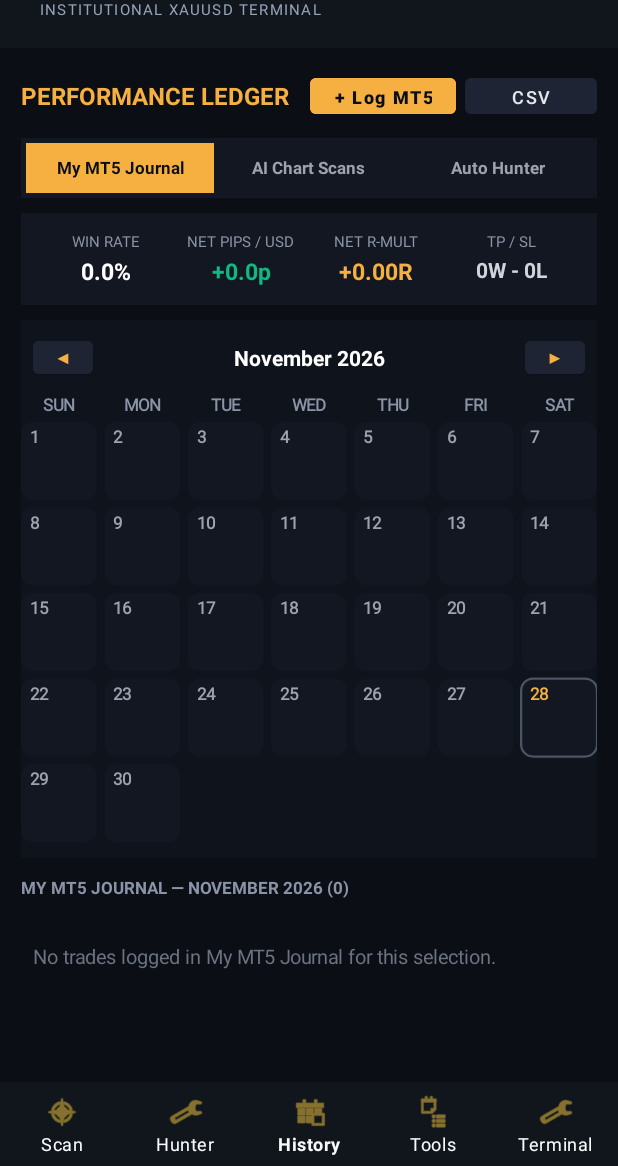
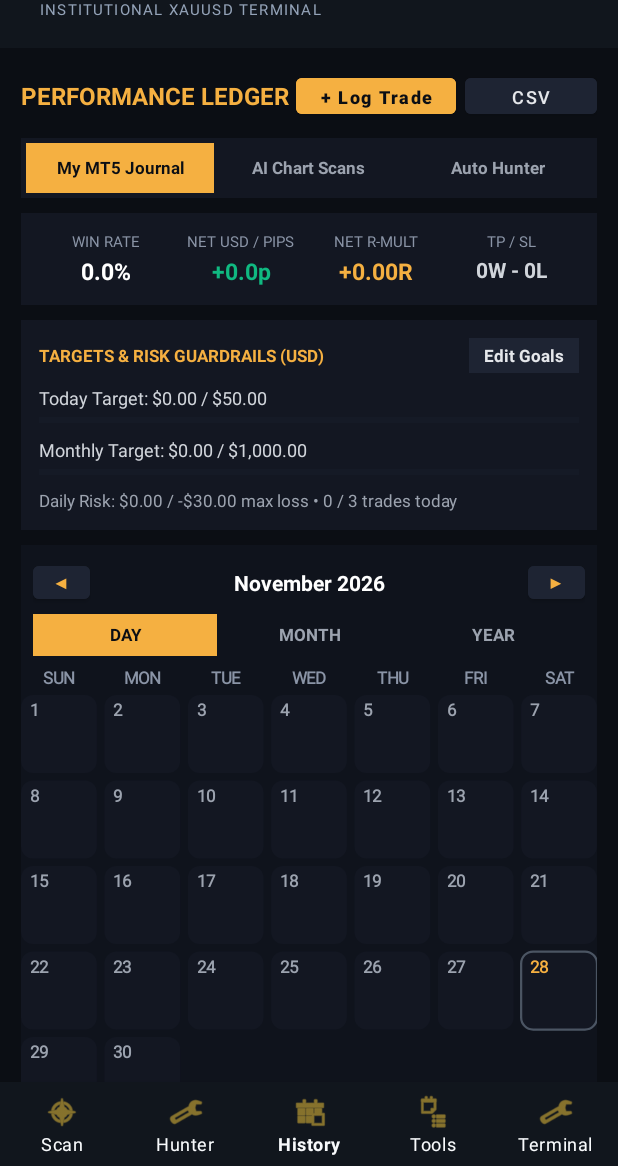
Before and after one commit to ultraeleven3/PipSniper-Android, an Android app: the screen it shows after launch (MainActivity), item 3 of the bottom bar chosen, on a phone screen of 412 x 824 dp, the part 70-1236 px from its top. Run offline under Robolectric (Android 15) with nearby library versions, the phone set to English and light mode, and no system bars; 2 statements that could not run were skipped.

Commit message:
Update fragment_history.xml

```diff
--- a/app/src/main/res/layout/fragment_history.xml
+++ b/app/src/main/res/layout/fragment_history.xml
@@ -11,7 +11,7 @@
         android:orientation="vertical"
         android:padding="14dp">
 
-        <!-- Header + Export -->
+        <!-- Header + Quick Log + Export -->
         <LinearLayout
             android:layout_width="match_parent"
             android:layout_height="wrap_content"
@@ -34,7 +34,7 @@
                 android:layout_height="36dp"
                 android:layout_marginEnd="6dp"
                 android:backgroundTint="#F5B041"
-                android:text="+ Log MT5"
+                android:text="+ Log Trade"
                 android:textAllCaps="false"
                 android:textColor="#0B0E14"
                 android:textSize="12sp"
@@ -134,7 +134,7 @@
                 <TextView
                     android:layout_width="wrap_content"
                     android:layout_height="wrap_content"
-                    android:text="NET PIPS / USD"
+                    android:text="NET USD / PIPS"
                     android:textColor="#8A94A6"
                     android:textSize="10sp" />
                 <TextView
@@ -142,7 +142,7 @@
                     android:layout_width="wrap_content"
                     android:layout_height="wrap_content"
                     android:layout_marginTop="2dp"
-                    android:text="0p"
+                    android:text="$0.00"
                     android:textColor="#10B981"
                     android:textSize="15sp"
                     android:textStyle="bold" />
@@ -195,7 +195,95 @@
             </LinearLayout>
         </LinearLayout>
 
-        <!-- Monthly P&L Calendar Header -->
+        <!-- Goals & Risk Guardrails Card -->
+        <LinearLayout
+            android:id="@+id/goalsCardContainer"
+            android:layout_width="match_parent"
+            android:layout_height="wrap_content"
+            android:layout_marginTop="10dp"
+            android:background="#131722"
+            android:orientation="vertical"
+            android:padding="12dp">
+
+            <LinearLayout
+                android:layout_width="match_parent"
+                android:layout_height="wrap_content"
+                android:gravity="center_vertical"
+                android:orientation="horizontal">
+
+                <TextView
+                    android:layout_width="0dp"
+                    android:layout_height="wrap_content"
+                    android:layout_weight="1"
+                    android:text="TARGETS &amp; RISK GUARDRAILS (USD)"
+                    android:textColor="#F5B041"
+                    android:textSize="11sp"
+                    android:textStyle="bold" />
+
+                <TextView
+                    android:id="@+id/btnEditGoals"
+                    android:layout_width="wrap_content"
+                    android:layout_height="wrap_content"
+                    android:background="#1E2433"
+                    android:paddingHorizontal="10dp"
+                    android:paddingVertical="4dp"
+                    android:text="Edit Goals"
+                    android:textColor="#E5E7EB"
+                    android:textSize="11sp"
+                    android:textStyle="bold" />
+            </LinearLayout>
+
+            <TextView
+                android:id="@+id/tvDailyTargetStatus"
+                android:layout_width="match_parent"
+                android:layout_height="wrap_content"
+                android:layout_marginTop="8dp"
+                android:text="Today Target: $0.00 / $50.00"
+                android:textColor="#D1D5DB"
+                android:textSize="12sp" />
+
+            <ProgressBar
+                android:id="@+id/pbDailyTarget"
+                style="?android:attr/progressBarStyleHorizontal"
+                android:layout_width="match_parent"
+                android:layout_height="6dp"
+                android:layout_marginTop="4dp"
+                android:max="100"
+                android:progress="0"
+                android:progressBackgroundTint="#1E2433"
+                android:progressTint="#10B981" />
+
+            <TextView
+                android:id="@+id/tvMonthlyTargetStatus"
+                android:layout_width="match_parent"
+                android:layout_height="wrap_content"
+                android:layout_marginTop="8dp"
+                android:text="Monthly Target: $0.00 / $1,000.00"
+                android:textColor="#D1D5DB"
+                android:textSize="12sp" />
+
+            <ProgressBar
+                android:id="@+id/pbMonthlyTarget"
+                style="?android:attr/progressBarStyleHorizontal"
+                android:layout_width="match_parent"
+                android:layout_height="6dp"
+                android:layout_marginTop="4dp"
+                android:max="100"
+                android:progress="0"
+                android:progressBackgroundTint="#1E2433"
+                android:progressTint="#F5B041" />
+
+            <TextView
+                android:id="@+id/tvGuardrailWarning"
+                android:layout_width="match_parent"
+                android:layout_height="wrap_content"
+                android:layout_marginTop="8dp"
+                android:text="Daily Risk: $0.00 / -$30.00 max loss • 0 / 3 trades today"
+                android:textColor="#9CA3AF"
+                android:textSize="11.5sp" />
+        </LinearLayout>
+
+        <!-- Multi-Scale P&L Calendar Header (Day / Month / Year) -->
         <LinearLayout
             android:layout_width="match_parent"
             android:layout_height="wrap_content"
@@ -208,7 +296,7 @@
 
             <Button
                 android:id="@+id/btnPrevMonth"
-                android:layout_width="40dp"
+                android:layout_width="38dp"
                 android:layout_height="34dp"
                 android:backgroundTint="#1E2433"
                 android:padding="0dp"
@@ -229,7 +317,7 @@
 
             <Button
                 android:id="@+id/btnNextMonth"
-                android:layout_width="40dp"
+                android:layout_width="38dp"
                 android:layout_height="34dp"
                 android:backgroundTint="#1E2433"
                 android:padding="0dp"
@@ -238,11 +326,64 @@
                 android:textSize="12sp" />
         </LinearLayout>
 
+        <!-- Day / Month / Year Scale Toggle -->
+        <LinearLayout
+            android:layout_width="match_parent"
+            android:layout_height="32dp"
+            android:background="#0F131C"
+            android:orientation="horizontal"
+            android:paddingHorizontal="8dp"
+            android:paddingTop="4dp">
+
+            <TextView
+                android:id="@+id/btnScaleDay"
+                android:layout_width="0dp"
+                android:layout_height="match_parent"
+                android:layout_weight="1"
+                android:background="#F5B041"
+                android:gravity="center"
+                android:text="DAY"
+                android:textColor="#0B0E14"
+                android:textSize="11sp"
+                android:textStyle="bold" />
+
+            <TextView
+                android:id="@+id/btnScaleMonth"
+                android:layout_width="0dp"
+                android:layout_height="match_parent"
+                android:layout_weight="1"
+                android:gravity="center"
+                android:text="MONTH"
+                android:textColor="#9CA3AF"
+                android:textSize="11sp"
+                android:textStyle="bold" />
+
+            <TextView
+                android:id="@+id/btnScaleYear"
+                android:layout_width="0dp"
+                android:layout_height="match_parent"
+                android:layout_weight="1"
+                android:gravity="center"
+                android:text="YEAR"
+                android:textColor="#9CA3AF"
+                android:textSize="11sp"
+                android:textStyle="bold" />
+        </LinearLayout>
+
         <!-- Heatmap P&L Calendar View -->
         <com.apexquant.pipsniper.ui.PnlCalendarView
             android:id="@+id/pnlCalendarView"
             android:layout_width="match_parent"
             android:layout_height="wrap_content"
+            android:background="#0F131C"
+            android:padding="8dp" />
+
+        <!-- Equity Curve & Session Analytics Graphs -->
+        <com.apexquant.pipsniper.ui.PerformanceChartsView
+            android:id="@+id/performanceChartsView"
+            android:layout_width="match_parent"
+            android:layout_height="wrap_content"
+            android:layout_marginTop="10dp"
             android:background="#0F131C"
             android:padding="8dp" />
 
```
